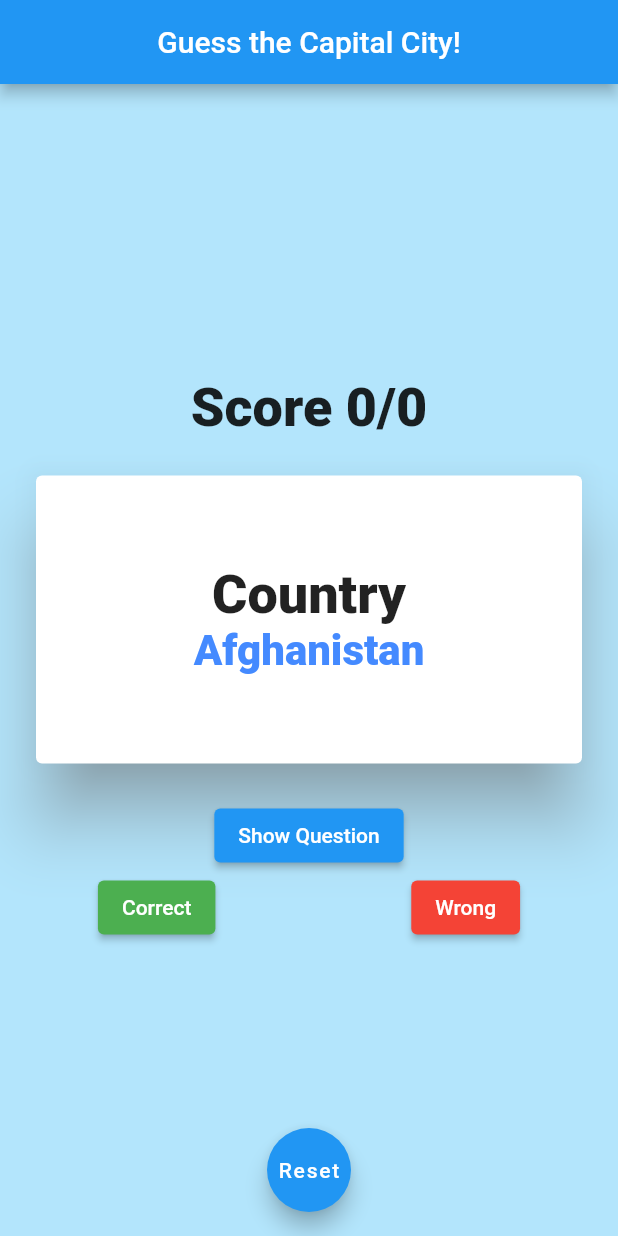
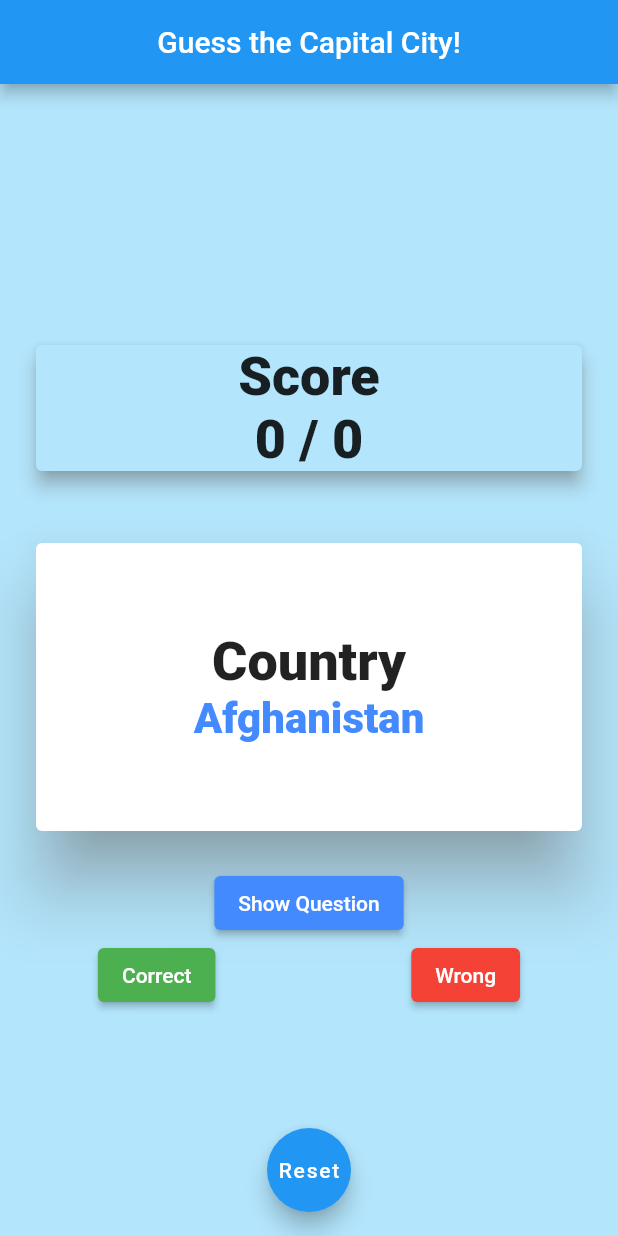
Before and after one commit to ashiqaliaslam/first-flutter-app-countries, a Flutter app: the screen it shows after launch, after a tap on "Correct", after a tap on "Wrong", after a tap on "Reset", on a phone screen of 412 x 824 dp. Run offline on Flutter 3.47's test engine with Material 2 defaults, Android fonts, the phone set to English and light mode, and no system bars; our stand-ins replace rflutter_alert.

```diff
--- /dev/null
+++ b/my_flutter_app/lib/custom_button.dart
@@ -0,0 +1,24 @@
+import 'package:flutter/material.dart';
+
+class CustomButton extends StatelessWidget {
+  const CustomButton({
+    required this.title,
+    required this.onPress,
+    this.backgroundColor = Colors.blueAccent,
+  });
+
+  final String title;
+  final VoidCallback onPress;
+  final Color backgroundColor;
+
+  @override
+  Widget build(BuildContext context) {
+    return ElevatedButton(
+      onPressed: onPress,
+      style: ButtonStyle(
+        backgroundColor: MaterialStateProperty.all(backgroundColor),
+      ),
+      child: Text(title),
+    );
+  }
+}
--- /dev/null
+++ b/my_flutter_app/lib/custom_card.dart
@@ -0,0 +1,42 @@
+import 'package:flutter/material.dart';
+
+class CustomCard extends StatelessWidget {
+  const CustomCard({
+    this.elevation = 20,
+    this.headingWidget,
+    this.bodyWidget,
+    this.backgroundColor,
+    this.shadowColor,
+    this.height,
+  });
+
+  final double? elevation;
+  final Widget? headingWidget;
+  final Widget? bodyWidget;
+  final double? height;
+  final Color? backgroundColor;
+  final Color? shadowColor;
+
+  @override
+  Widget build(BuildContext context) {
+    return Padding(
+      // ignore: prefer_const_constructors
+      padding: EdgeInsets.all(20),
+      child: SizedBox(
+        height: height,
+        child: Card(
+          elevation: elevation,
+          shadowColor: shadowColor,
+          color: backgroundColor,
+          child: Column(
+            mainAxisAlignment: MainAxisAlignment.center,
+            children: [
+              Container(child: headingWidget),
+              Container(child: bodyWidget),
+            ],
+          ),
+        ),
+      ),
+    );
+  }
+}
--- a/my_flutter_app/lib/main.dart
+++ b/my_flutter_app/lib/main.dart
@@ -1,6 +1,10 @@
 import 'package:flutter/material.dart';
 import 'package:my_flutter_app/countries.dart';
-import 'package:rflutter_alert/rflutter_alert.dart';
+import 'package:my_flutter_app/custom_button.dart';
+import 'package:my_flutter_app/custom_card.dart';
+import 'package:my_flutter_app/quiz.dart';
+import 'package:my_flutter_app/score_card.dart';
+import 'package:my_flutter_app/utils.dart';
 
 void main() {
   runApp(
@@ -23,9 +27,14 @@ class MyCountryApp extends StatefulWidget {
 }
 
 class _MyCountryAppState extends State<MyCountryApp> {
-  int score = 0;
-  int totalAttempted = 0;
+  Quiz quizScoreCard = Quiz();
   bool showAnswer = false;
+
+  void handleShowAnswer() {
+    setState(() {
+      showAnswer = !showAnswer;
+    });
+  }
 
   @override
   Widget build(BuildContext context) {
@@ -37,12 +46,7 @@ class _MyCountryAppState extends State<MyCountryApp> {
         title: Text('Guess the Capital City!'),
       ),
       floatingActionButton: FloatingActionButton(
-        onPressed: () {
-          setState(() {
-            score = 0;
-            totalAttempted = 0;
-          });
-        },
+        onPressed: resetQuiz,
         // ignore: prefer_const_constructors
         child: Text('Reset'),
       ),
@@ -52,102 +56,51 @@ class _MyCountryAppState extends State<MyCountryApp> {
         crossAxisAlignment: CrossAxisAlignment.stretch,
         // ignore: prefer_const_literals_to_create_immutables
         children: [
-          // ignore: prefer_const_constructors
-          Center(
-            child: Text(
-              'Score ${score}/${totalAttempted}',
-              style: TextStyle(
-                fontSize: 36,
-                fontWeight: FontWeight.w900,
+          ScoreCard(
+            totalAttempted: quizScoreCard.totalAttempted,
+            score: quizScoreCard.score,
           ),
-            ),
-          ),
-          Padding(
-            // ignore: prefer_const_constructors
-            padding: EdgeInsets.all(20),
-            child: SizedBox(
+          CustomCard(
             height: 200,
-              child: Card(
-                elevation: 20,
             shadowColor: Colors.grey,
-                child: Column(
-                  mainAxisAlignment: MainAxisAlignment.center,
-                  children: [
-                    Text(
+            headingWidget: Text(
               showAnswer ? 'Capital' : 'Country',
               style: TextStyle(
                 fontSize: 36,
                 fontWeight: FontWeight.w900,
               ),
             ),
-                    Text(
+            bodyWidget: Text(
               showAnswer
-                          ? countries[totalAttempted]['city']!
-                          : countries[totalAttempted]['country']!,
+                  ? countries[quizScoreCard.totalAttempted]['city']!
+                  : countries[quizScoreCard.totalAttempted]['country']!,
               style: TextStyle(
                   fontSize: 28,
                   fontWeight: FontWeight.w900,
                   color: Colors.blueAccent),
-                    )
-                  ],
-                ),
-              ),
             ),
           ),
           SizedBox(
             // width: 50,
             child: Center(
-              child: ElevatedButton(
-                onPressed: () {
-                  setState(() {
-                    showAnswer = !showAnswer;
-                  });
-                },
-                child: Text('Show ${showAnswer ? 'Answer' : 'Question'}'),
+              child: CustomButton(
+                onPress: handleShowAnswer,
+                title: 'Show ${showAnswer ? 'Answer' : 'Question'}',
               ),
             ),
           ),
           Row(
             mainAxisAlignment: MainAxisAlignment.spaceAround,
             children: [
-              ElevatedButton(
-                onPressed: () {
-                  setState(() {
-                    if (totalAttempted < countries.length - 1) {
-                      score++;
-                      totalAttempted++;
-                    } else {
-                      Alert(
-                        context: context,
-                        title: 'ALERT',
-                        desc: 'You already have reached to the end of list.',
-                      ).show();
-                    }
-                  });
-                },
-                child: const Text('Correct'),
-                style: ButtonStyle(
-                  backgroundColor: MaterialStateProperty.all(Colors.green),
+              CustomButton(
+                onPress: markAnswerCorrect,
+                title: 'Correct',
+                backgroundColor: Colors.green,
               ),
-              ),
-              ElevatedButton(
-                onPressed: () {
-                  setState(() {
-                    if (totalAttempted < countries.length - 1) {
-                      totalAttempted++;
-                    } else {
-                      Alert(
-                        context: context,
-                        title: 'ALERT',
-                        desc: 'You already have reached to the end of list.',
-                      ).show();
-                    }
-                  });
-                },
-                child: const Text('Wrong'),
-                style: ButtonStyle(
-                  backgroundColor: MaterialStateProperty.all(Colors.red),
-                ),
+              CustomButton(
+                title: 'Wrong',
+                onPress: markAnswerWrong,
+                backgroundColor: Colors.red,
               ),
             ],
           ),
@@ -155,4 +108,30 @@ class _MyCountryAppState extends State<MyCountryApp> {
       ),
     );
   }
+
+  markAnswerWrong() {
+    setState(() {
+      if (quizScoreCard.totalAttempted < countries.length - 1) {
+        quizScoreCard.markAnswerWrong();
+      } else {
+        showEOLAlert(context);
       }
+    });
+  }
+
+  markAnswerCorrect() {
+    setState(() {
+      if (quizScoreCard.totalAttempted < countries.length - 1) {
+        quizScoreCard.markAnswerCorrect();
+      } else {
+        showEOLAlert(context);
+      }
+    });
+  }
+
+  resetQuiz() {
+    setState(() {
+      quizScoreCard.resetQuiz();
+    });
+  }
+}
--- /dev/null
+++ b/my_flutter_app/lib/quiz.dart
@@ -0,0 +1,21 @@
+class Quiz {
+  int _currentScore = 0;
+  int _totalAttempted = 0;
+
+  int get totalAttempted => _totalAttempted;
+  int get score => _currentScore;
+
+  markAnswerCorrect() {
+    _currentScore++;
+    _totalAttempted++;
+  }
+
+  markAnswerWrong() {
+    _totalAttempted++;
+  }
+
+  resetQuiz() {
+    _currentScore = 0;
+    _totalAttempted = 0;
+  }
+}
--- /dev/null
+++ b/my_flutter_app/lib/score_card.dart
@@ -0,0 +1,30 @@
+import 'package:flutter/material.dart';
+import 'package:my_flutter_app/custom_card.dart';
+import 'package:my_flutter_app/utils.dart';
+
+class ScoreCard extends StatelessWidget {
+  ScoreCard({
+    this.score = 0,
+    this.totalAttempted = 0,
+  });
+
+  int score;
+  int totalAttempted;
+
+  @override
+  Widget build(BuildContext context) {
+    return CustomCard(
+      shadowColor: Colors.grey,
+      elevation: 5,
+      backgroundColor: Colors.lightBlue.shade100,
+      headingWidget: Text(
+        'Score',
+        style: getHeadingTextStyle(),
+      ),
+      bodyWidget: Text(
+        '$score / $totalAttempted',
+        style: getHeadingTextStyle(),
+      ),
+    );
+  }
+}
--- /dev/null
+++ b/my_flutter_app/lib/utils.dart
@@ -0,0 +1,15 @@
+import 'package:flutter/material.dart';
+import 'package:rflutter_alert/rflutter_alert.dart';
+
+TextStyle getHeadingTextStyle() => TextStyle(
+      fontSize: 36,
+      fontWeight: FontWeight.w900,
+    );
+
+void showEOLAlert(BuildContext context) {
+  Alert(
+    context: context,
+    title: 'ALERT',
+    desc: 'You already have reached to the end of list.',
+  ).show();
+}
```
Lines whose indentation alone changed are shown as unchanged.
